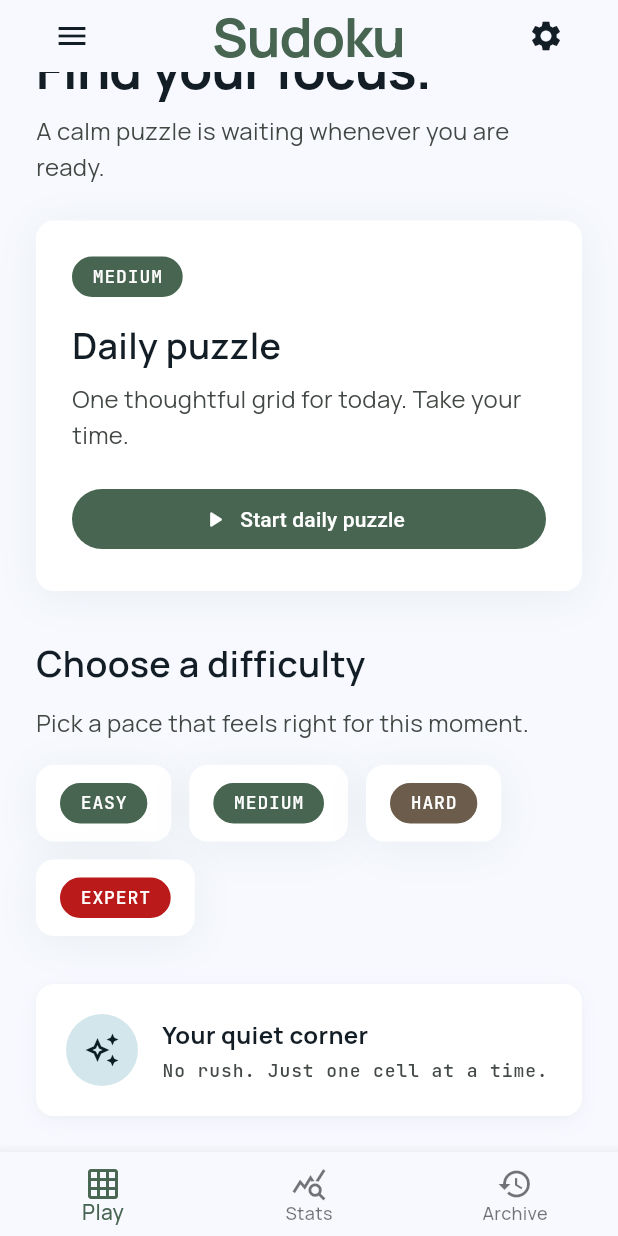
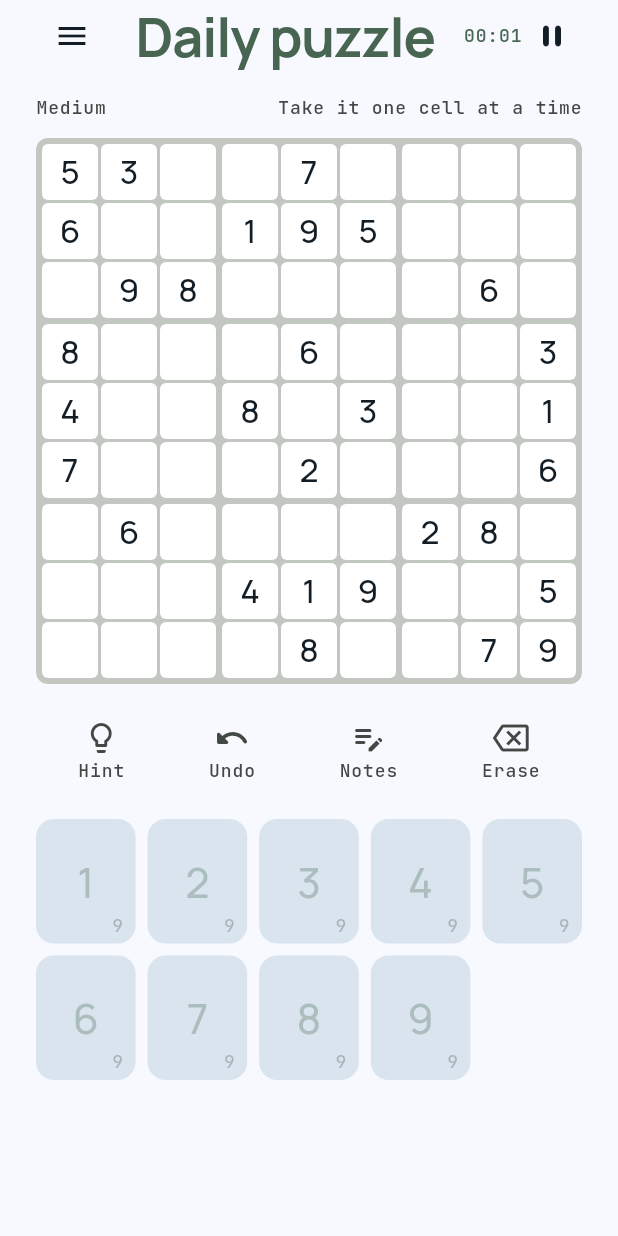
Before and after one commit to Harshit-SE/Sudoko-game, a Flutter app: the screen it shows after launch, scrolled down 49 dp, after a tap on "Start daily puzzle", on a phone screen of 412 x 824 dp. Run offline on Flutter 3.47's test engine with Material 3 defaults, Android fonts, the phone set to English and light mode, and no system bars; our stand-ins replace flutter_riverpod, go_router, google_fonts.

Commit message:
feat: implement interactive sudoku gameplay

```diff
--- a/lib/core/navigation/app_router.dart
+++ b/lib/core/navigation/app_router.dart
@@ -2,6 +2,7 @@ import 'package:flutter/material.dart';
 import 'package:go_router/go_router.dart';
 
 import '../../features/play/presentation/main_menu_screen.dart';
+import '../../features/game/presentation/game_screen.dart';
 
 // Global navigator keys for routing hierarchy
 final GlobalKey<NavigatorState> _rootNavigatorKey = GlobalKey<NavigatorState>(debugLabel: 'root');
@@ -81,9 +82,7 @@ final goRouter = GoRouter(
       path: '/game',
       // Pushes over the root navigator, hiding the bottom tab bar
       parentNavigatorKey: _rootNavigatorKey,
-      builder: (context, state) => const Scaffold(
-        body: Center(child: Text('Game Board Screen - Phase 3')),
-      ),
+      builder: (context, state) => const GameScreen(),
     ),
     GoRoute(
       path: '/settings',
--- a/lib/core/widgets/number_pad.dart
+++ b/lib/core/widgets/number_pad.dart
@@ -8,24 +8,30 @@ class NumberPadKey extends StatelessWidget {
   final int digit;
   final int remainingCount;
   final VoidCallback onTap;
+  final bool isSelected;
+  final bool disabled;
 
   const NumberPadKey({
     super.key,
     required this.digit,
     required this.remainingCount,
     required this.onTap,
+    this.isSelected = false,
+    this.disabled = false,
   });
 
   @override
   Widget build(BuildContext context) {
-    final isDisabled = remainingCount <= 0;
+    final isDisabled = disabled || remainingCount <= 0;
 
     return GestureDetector(
       onTap: isDisabled ? null : onTap,
       child: AnimatedContainer(
         duration: AppConfig.animationFast,
         decoration: BoxDecoration(
-          color: AppColors.surfaceContainerHighest,
+          color: isSelected
+              ? AppColors.primaryFixedDim
+              : AppColors.surfaceContainerHighest,
           borderRadius: BorderRadius.circular(AppSpacing.radiusLg),
         ),
         child: Opacity(
@@ -58,11 +64,15 @@ class NumberPadKey extends StatelessWidget {
 class NumberPad extends StatelessWidget {
   final Map<int, int> digitCounts; // Map of digit (1-9) to remaining count
   final void Function(int) onDigitTap;
+  final int? selectedDigit;
+  final bool disabled;
 
   const NumberPad({
     super.key,
     required this.digitCounts,
     required this.onDigitTap,
+    this.selectedDigit,
+    this.disabled = false,
   });
 
   @override
@@ -82,6 +92,8 @@ class NumberPad extends StatelessWidget {
         return NumberPadKey(
           digit: digit,
           remainingCount: digitCounts[digit] ?? 9,
+          isSelected: selectedDigit == digit,
+          disabled: disabled,
           onTap: () => onDigitTap(digit),
         );
       },
--- /dev/null
+++ b/lib/features/game/application/game_state.dart
@@ -0,0 +1,149 @@
+import 'dart:async';
+
+import 'package:flutter_riverpod/flutter_riverpod.dart';
+
+import '../data/mock_game_data.dart';
+import '../domain/game_cell.dart';
+
+final gameProvider = NotifierProvider<GameController, GameState>(GameController.new);
+
+class GameState {
+  final List<GameCell> board;
+  final int? selectedCell;
+  final int? activeDigit;
+  final bool notesMode;
+  final int elapsedSeconds;
+  final bool isPaused;
+  final List<GameSnapshot> undoHistory;
+
+  const GameState({
+    required this.board,
+    this.selectedCell,
+    this.activeDigit,
+    this.notesMode = false,
+    this.elapsedSeconds = 0,
+    this.isPaused = false,
+    this.undoHistory = const [],
+  });
+
+  GameState copyWith({
+    List<GameCell>? board,
+    Object? selectedCell = _unset,
+    Object? activeDigit = _unset,
+    bool? notesMode,
+    int? elapsedSeconds,
+    bool? isPaused,
+    List<GameSnapshot>? undoHistory,
+  }) {
+    return GameState(
+      board: board ?? this.board,
+      selectedCell: identical(selectedCell, _unset) ? this.selectedCell : selectedCell as int?,
+      activeDigit: identical(activeDigit, _unset) ? this.activeDigit : activeDigit as int?,
+      notesMode: notesMode ?? this.notesMode,
+      elapsedSeconds: elapsedSeconds ?? this.elapsedSeconds,
+      isPaused: isPaused ?? this.isPaused,
+      undoHistory: undoHistory ?? this.undoHistory,
+    );
+  }
+}
+
+class GameSnapshot {
+  final List<GameCell> board;
+  final int? selectedCell;
+  final int? activeDigit;
+
+  const GameSnapshot({
+    required this.board,
+    required this.selectedCell,
+    required this.activeDigit,
+  });
+}
+
+const _unset = Object();
+
+class GameController extends Notifier<GameState> {
+  Timer? _timer;
+
+  @override
+  GameState build() {
+    ref.onDispose(() => _timer?.cancel());
+    _timer = Timer.periodic(const Duration(seconds: 1), (_) {
+      if (!state.isPaused) {
+        state = state.copyWith(elapsedSeconds: state.elapsedSeconds + 1);
+      }
+    });
+    return GameState(board: MockGameData.board);
+  }
+
+  void selectCell(int index) {
+    if (state.isPaused) return;
+    state = state.copyWith(selectedCell: index, activeDigit: null);
+  }
+
+  void toggleNotesMode() {
+    if (state.isPaused) return;
+    state = state.copyWith(notesMode: !state.notesMode, activeDigit: null);
+  }
+
+  void enterDigit(int digit) {
+    final index = state.selectedCell;
+    if (state.isPaused || index == null || state.board[index].isGiven) return;
+
+    final cell = state.board[index];
+    final nextBoard = List<GameCell>.from(state.board);
+    final history = _historyWithCurrentState();
+    if (state.notesMode) {
+      final notes = Set<int>.from(cell.notes);
+      if (!notes.add(digit)) notes.remove(digit);
+      nextBoard[index] = cell.copyWith(value: null, notes: notes);
+    } else {
+      nextBoard[index] = cell.copyWith(value: digit, notes: const {});
+    }
+    state = state.copyWith(
+      board: nextBoard,
+      activeDigit: digit,
+      undoHistory: history,
+    );
+  }
+
+  void erase() {
+    final index = state.selectedCell;
+    if (state.isPaused || index == null || state.board[index].isGiven) return;
+    final cell = state.board[index];
+    final nextBoard = List<GameCell>.from(state.board);
+    final history = _historyWithCurrentState();
+    if (state.notesMode && state.activeDigit != null) {
+      final notes = Set<int>.from(cell.notes)..remove(state.activeDigit);
+      nextBoard[index] = cell.copyWith(notes: notes);
+    } else {
+      nextBoard[index] = cell.copyWith(value: null, notes: const {});
+    }
+    state = state.copyWith(board: nextBoard, activeDigit: null, undoHistory: history);
+  }
+
+  void undo() {
+    if (state.isPaused || state.undoHistory.isEmpty) return;
+    final history = List<GameSnapshot>.from(state.undoHistory);
+    final snapshot = history.removeLast();
+    state = state.copyWith(
+      board: snapshot.board,
+      selectedCell: snapshot.selectedCell,
+      activeDigit: snapshot.activeDigit,
+      undoHistory: history,
+    );
+  }
+
+  void togglePaused() {
+    state = state.copyWith(isPaused: !state.isPaused);
+  }
+
+  List<GameSnapshot> _historyWithCurrentState() {
+    final history = List<GameSnapshot>.from(state.undoHistory)
+      ..add(GameSnapshot(
+        board: List<GameCell>.from(state.board),
+        selectedCell: state.selectedCell,
+        activeDigit: state.activeDigit,
+      ));
+    return history;
+  }
+}
--- /dev/null
+++ b/lib/features/game/data/mock_game_data.dart
@@ -0,0 +1,33 @@
+import '../domain/game_cell.dart';
+
+abstract class MockGameData {
+  static const _puzzle = <String>[
+    '530070000',
+    '600195000',
+    '098000060',
+    '800060003',
+    '400803001',
+    '700020006',
+    '060000280',
+    '000419005',
+    '000080079',
+  ];
+
+  static List<GameCell> get board {
+    return [
+      for (var row = 0; row < 9; row++)
+        for (var column = 0; column < 9; column++)
+          GameCell(
+            row: row,
+            column: column,
+            value: _valueAt(row, column),
+            isGiven: _valueAt(row, column) != null,
+          ),
+    ];
+  }
+
+  static int? _valueAt(int row, int column) {
+    final value = int.parse(_puzzle[row][column]);
+    return value == 0 ? null : value;
+  }
+}
--- /dev/null
+++ b/lib/features/game/domain/game_cell.dart
@@ -0,0 +1,31 @@
+class GameCell {
+  final int row;
+  final int column;
+  final int? value;
+  final bool isGiven;
+  final Set<int> notes;
+
+  const GameCell({
+    required this.row,
+    required this.column,
+    this.value,
+    this.isGiven = false,
+    this.notes = const {},
+  });
+
+  GameCell copyWith({
+    Object? value = _unset,
+    bool? isGiven,
+    Set<int>? notes,
+  }) {
+    return GameCell(
+      row: row,
+      column: column,
+      value: identical(value, _unset) ? this.value : value as int?,
+      isGiven: isGiven ?? this.isGiven,
+      notes: notes ?? this.notes,
+    );
+  }
+}
+
+const _unset = Object();
--- /dev/null
+++ b/lib/features/game/presentation/game_screen.dart
@@ -0,0 +1,272 @@
+import 'package:flutter/material.dart';
+import 'package:flutter/services.dart';
+import 'package:flutter_riverpod/flutter_riverpod.dart';
+import 'package:go_router/go_router.dart';
+
+import '../../../core/theme/app_colors.dart';
+import '../../../core/theme/app_spacing.dart';
+import '../../../core/theme/app_typography.dart';
+import '../../../core/widgets/app_top_bar.dart';
+import '../../../core/widgets/glass_modal.dart';
+import '../../../core/widgets/number_pad.dart';
+import '../../../core/widgets/sudoku_cell.dart';
+import '../../../core/widgets/sudoku_grid.dart';
+import '../../../core/widgets/toolbar_action_button.dart';
+import '../application/game_state.dart';
+
+class GameScreen extends ConsumerWidget {
+  const GameScreen({super.key});
+
+  @override
+  Widget build(BuildContext context, WidgetRef ref) {
+    final game = ref.watch(gameProvider);
+    final controller = ref.read(gameProvider.notifier);
+
+    return Scaffold(
+      appBar: AppTopBar(
+        title: 'Daily puzzle',
+        onMenuTap: controller.togglePaused,
+        statusPill: _GameStatus(
+          elapsedSeconds: game.elapsedSeconds,
+          isPaused: game.isPaused,
+          onPause: controller.togglePaused,
+        ),
+      ),
+      body: Stack(
+        children: [
+          SafeArea(
+            top: false,
+            child: SingleChildScrollView(
+              padding: const EdgeInsets.fromLTRB(
+                AppSpacing.containerPadding,
+                AppSpacing.p16,
+                AppSpacing.containerPadding,
+                AppSpacing.p24,
+              ),
+              child: Center(
+                child: ConstrainedBox(
+                  constraints: const BoxConstraints(maxWidth: 640),
+                  child: Column(
+                    children: [
+                      Row(
+                        mainAxisAlignment: MainAxisAlignment.spaceBetween,
+                        children: [
+                          Text(
+                            'Medium',
+                            style: AppTypography.textTheme.labelSmall?.copyWith(
+                              color: AppColors.onSurfaceVariant,
+                            ),
+                          ),
+                          Text(
+                            'Take it one cell at a time',
+                            style: AppTypography.textTheme.labelSmall,
+                          ),
+                        ],
+                      ),
+                      const SizedBox(height: AppSpacing.p12),
+                      SudokuGrid(
+                        cellBuilder: (context, row, column) {
+                          final index = row * 9 + column;
+                          final cell = game.board[index];
+                          return SudokuCell(
+                            value: cell.value,
+                            isGiven: cell.isGiven,
+                            notes: cell.notes.toList(),
+                            highlightState: _highlightFor(
+                              game,
+                              row: row,
+                              column: column,
+                              value: cell.value,
+                            ),
+                            onTap: () {
+                              HapticFeedback.selectionClick();
+                              controller.selectCell(index);
+                            },
+                          );
+                        },
+                      ),
+                      const SizedBox(height: AppSpacing.p16),
+                      Row(
+                        mainAxisAlignment: MainAxisAlignment.spaceAround,
+                        children: [
+                          ToolbarActionButton(
+                            icon: Icons.lightbulb_outline,
+                            label: 'Hint',
+                            onTap: () => _showHints(context),
+                          ),
+                          ToolbarActionButton(
+                            icon: Icons.undo_rounded,
+                            label: 'Undo',
+                            isActive: game.undoHistory.isNotEmpty,
+                            onTap: controller.undo,
+                          ),
+                          ToolbarActionButton(
+                            icon: Icons.edit_note_rounded,
+                            label: 'Notes',
+                            isActive: game.notesMode,
+                            onTap: controller.toggleNotesMode,
+                          ),
+                          ToolbarActionButton(
+                            icon: Icons.backspace_outlined,
+                            label: 'Erase',
+                            onTap: controller.erase,
+                          ),
+                        ],
+                      ),
+                      const SizedBox(height: AppSpacing.p16),
+                      NumberPad(
+                        selectedDigit: game.activeDigit,
+                        disabled: game.isPaused ||
+                            game.selectedCell == null ||
+                            game.board[game.selectedCell ?? 0].isGiven,
+                        digitCounts: const {},
+                        onDigitTap: (digit) {
+                          HapticFeedback.selectionClick();
+                          controller.enterDigit(digit);
+                        },
+                      ),
+                    ],
+                  ),
+                ),
+              ),
+            ),
+          ),
+          if (game.isPaused)
+            Positioned.fill(
+              child: GlassModal(
+                child: Padding(
+                  padding: const EdgeInsets.all(AppSpacing.p24),
+                  child: Column(
+                    mainAxisSize: MainAxisSize.min,
+                    children: [
+                      const Icon(Icons.pause_circle_outline, size: 48, color: AppColors.primary),
+                      const SizedBox(height: AppSpacing.p16),
+                      Text('Game paused', style: AppTypography.textTheme.headlineMedium),
+                      const SizedBox(height: AppSpacing.p8),
+                      Text(
+                        'Take a breath and come back when you are ready.',
+                        textAlign: TextAlign.center,
+                        style: AppTypography.textTheme.bodySmall?.copyWith(
+                          color: AppColors.onSurfaceVariant,
+                        ),
+                      ),
+                      const SizedBox(height: AppSpacing.p20),
+                      SizedBox(
+                        width: double.infinity,
+                        child: FilledButton(
+                          onPressed: controller.togglePaused,
+                          child: const Text('Resume'),
+                        ),
+                      ),
+                      const SizedBox(height: AppSpacing.p8),
+                      TextButton(
+                        onPressed: () => context.go('/'),
+                        child: const Text('Exit game'),
+                      ),
+                    ],
+                  ),
+                ),
+              ),
+            ),
+        ],
+      ),
+    );
+  }
+
+  static CellHighlightState _highlightFor(
+    GameState game, {
+    required int row,
+    required int column,
+    required int? value,
+  }) {
+    final index = game.selectedCell;
+    if (index == row * 9 + column) return CellHighlightState.selected;
+    if (index != null) {
+      final selected = game.board[index];
+      final sameUnit = selected.row == row ||
+          selected.column == column ||
+          (selected.row ~/ 3 == row ~/ 3 && selected.column ~/ 3 == column ~/ 3);
+      if (value != null && value == selected.value) return CellHighlightState.match;
+      if (sameUnit) return CellHighlightState.peer;
+    }
+    return CellHighlightState.none;
+  }
+
+  static Future<void> _showHints(BuildContext context) {
+    return showModalBottomSheet<void>(
+      context: context,
+      showDragHandle: true,
+      backgroundColor: AppColors.surfaceContainerLowest,
+      builder: (context) => SafeArea(
+        child: Padding(
+          padding: const EdgeInsets.fromLTRB(
+            AppSpacing.containerPadding,
+            AppSpacing.p8,
+            AppSpacing.containerPadding,
+            AppSpacing.p24,
+          ),
+          child: Column(
+            mainAxisSize: MainAxisSize.min,
+            crossAxisAlignment: CrossAxisAlignment.start,
+            children: [
+              Text('Need a little help?', style: AppTypography.textTheme.headlineMedium),
+              const SizedBox(height: AppSpacing.p8),
+              Text(
+                'Choose a gentle nudge. These options are visual placeholders for now.',
+                style: AppTypography.textTheme.bodySmall?.copyWith(
+                  color: AppColors.onSurfaceVariant,
+                ),
+              ),
+              const SizedBox(height: AppSpacing.p16),
+              ListTile(
+                leading: const Icon(Icons.visibility_outlined),
+                title: const Text('Reveal a cell'),
+                subtitle: const Text('See one possible move'),
+                onTap: () {},
+              ),
+              ListTile(
+                leading: const Icon(Icons.school_outlined),
+                title: const Text('Learn a technique'),
+                subtitle: const Text('Open a short Sudoku lesson'),
+                onTap: () {},
+              ),
+            ],
+          ),
+        ),
+      ),
+    );
+  }
+}
+
+class _GameStatus extends StatelessWidget {
+  final int elapsedSeconds;
+  final bool isPaused;
+  final VoidCallback onPause;
+
+  const _GameStatus({
+    required this.elapsedSeconds,
+    required this.isPaused,
+    required this.onPause,
+  });
+
+  @override
+  Widget build(BuildContext context) {
+    final minutes = elapsedSeconds ~/ 60;
+    final seconds = elapsedSeconds % 60;
+    return Row(
+      mainAxisSize: MainAxisSize.min,
+      children: [
+        Text(
+          '${minutes.toString().padLeft(2, '0')}:${seconds.toString().padLeft(2, '0')}',
+          style: AppTypography.textTheme.labelSmall?.copyWith(color: AppColors.primary),
+        ),
+        IconButton(
+          onPressed: onPause,
+          icon: Icon(isPaused ? Icons.play_arrow_rounded : Icons.pause_rounded),
+          tooltip: isPaused ? 'Resume game' : 'Pause game',
+          visualDensity: VisualDensity.compact,
+        ),
+      ],
+    );
+  }
+}
--- a/lib/features/play/presentation/main_menu_screen.dart
+++ b/lib/features/play/presentation/main_menu_screen.dart
@@ -1,4 +1,5 @@
 import 'package:flutter/material.dart';
+import 'package:go_router/go_router.dart';
 
 import '../../../core/theme/app_colors.dart';
 import '../../../core/theme/app_spacing.dart';
@@ -56,7 +57,7 @@ class MainMenuScreen extends StatelessWidget {
                         SizedBox(
                           width: double.infinity,
                           child: FilledButton.icon(
-                            onPressed: _doNothing,
+                                onPressed: () => context.go('/game'),
                             icon: const Icon(Icons.play_arrow_rounded),
                             label: const Text('Start daily puzzle'),
                           ),
--- a/lib/main.dart
+++ b/lib/main.dart
@@ -1,10 +1,11 @@
 import 'package:flutter/material.dart';
+import 'package:flutter_riverpod/flutter_riverpod.dart';
 
 import 'core/navigation/app_router.dart';
 import 'core/theme/app_theme.dart';
 
 void main() {
-  runApp(const MyApp());
+  runApp(const ProviderScope(child: MyApp()));
 }
 
 class MyApp extends StatelessWidget {
```
Also changed, not shown: 1 other file.
